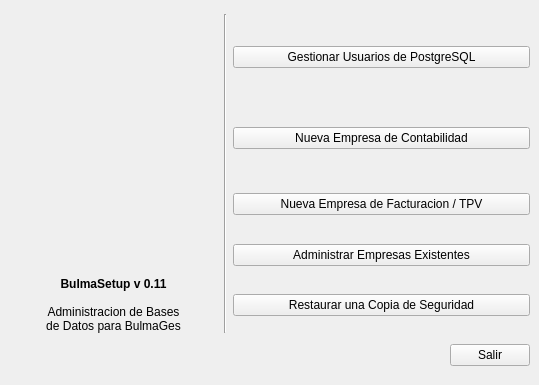
This is bulmages/bulmasetup/bulmasetupbase.ui in eboladev/Bulmages-1 as Qt 5 draws it before an edit. The edited form follows.
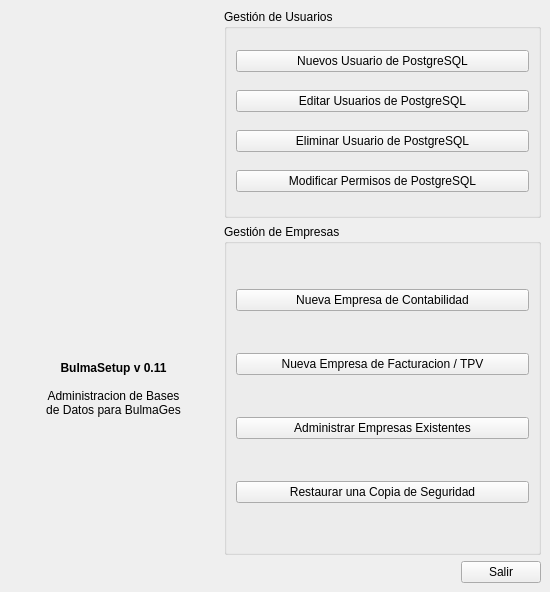
This is the edited form. Icons and pictures are not drawn.

Commit message: Reestructuro la ventana principal de bulmasetup, y corrijo un pequeño error de la parte de modificar permisos de usuario.

Diff of the .ui file:
```diff
--- a/bulmages/bulmasetup/bulmasetupbase.ui
+++ b/bulmages/bulmasetup/bulmasetupbase.ui
@@ -1,83 +1,189 @@
 <ui version="4.0" >
  <class>MainWindow</class>
- <widget class="QMainWindow" name="MainWindow" >
-  <property name="geometry" >
+ <widget class="QMainWindow" name="MainWindow">
+  <property name="geometry">
    <rect>
     <x>0</x>
     <y>0</y>
-    <width>539</width>
-    <height>385</height>
+    <width>550</width>
+    <height>592</height>
    </rect>
   </property>
-  <property name="sizePolicy" >
-   <sizepolicy vsizetype="Fixed" hsizetype="Fixed" >
-    <horstretch>0</horstretch>
-    <verstretch>0</verstretch>
-   </sizepolicy>
+  <property name="minimumSize">
+   <size>
+    <width>550</width>
+    <height>592</height>
+   </size>
   </property>
-  <property name="windowTitle" >
+  <property name="maximumSize">
+   <size>
+    <width>597</width>
+    <height>592</height>
+   </size>
+  </property>
+  <property name="windowTitle">
    <string>BulmaSetup</string>
   </property>
   <property name="windowIcon" >
    <iconset resource="resources.qrc" >
     <normaloff>:/images/iglues.org.svg</normaloff>:/images/iglues.org.svg</iconset>
   </property>
-  <widget class="QWidget" name="centralwidget" >
-   <layout class="QGridLayout" name="gridLayout" >
-    <item row="5" column="0" colspan="3" >
-     <layout class="QHBoxLayout" name="horizontalLayout" >
-      <item>
-       <spacer name="horizontalSpacer" >
-        <property name="orientation" >
-         <enum>Qt::Horizontal</enum>
-        </property>
-        <property name="sizeHint" stdset="0" >
+  <widget class="QWidget" name="centralwidget">
+   <layout class="QGridLayout" name="gridLayout_3">
+    <item row="0" column="0">
+     <widget class="QLabel" name="label">
+      <property name="minimumSize">
+       <size>
+        <width>209</width>
+        <height>209</height>
+       </size>
+      </property>
+      <property name="maximumSize">
          <size>
-          <width>388</width>
-          <height>20</height>
-         </size>
-        </property>
-       </spacer>
-      </item>
-      <item>
-       <widget class="QPushButton" name="mui_salir" >
-        <property name="text" >
-         <string>Salir</string>
-        </property>
-        <property name="icon" >
-         <iconset resource="resources.qrc" >
-          <normaloff>:/images/bulmasetup_exit.png</normaloff>:/images/bulmasetup_exit.png</iconset>
-        </property>
-       </widget>
-      </item>
-     </layout>
-    </item>
-    <item row="0" column="2" >
-     <widget class="QPushButton" name="mui_gestionusuarios" >
-      <property name="focusPolicy" >
+        <width>209</width>
+        <height>209</height>
+       </size>
+      </property>
+      <property name="text">
+       <string/>
+      </property>
+      <property name="pixmap">
+       <pixmap resource="resources.qrc">:/images/iglues.org.svg</pixmap>
+      </property>
+      <property name="scaledContents">
+       <bool>true</bool>
+      </property>
+      <property name="alignment">
+       <set>Qt::AlignCenter</set>
+      </property>
+     </widget>
+    </item>
+    <item row="0" column="1">
+     <widget class="QGroupBox" name="groupBox_3">
+      <property name="title">
+       <string>Gestión de Usuarios</string>
+      </property>
+      <layout class="QGridLayout" name="gridLayout_2">
+       <item row="0" column="0">
+        <widget class="QPushButton" name="nuevo_usuario">
+         <property name="focusPolicy">
+          <enum>Qt::NoFocus</enum>
+         </property>
+         <property name="layoutDirection">
+          <enum>Qt::LeftToRight</enum>
+         </property>
+         <property name="text">
+          <string>Nuevos Usuario de PostgreSQL</string>
+         </property>
+         <property name="icon">
+          <iconset resource="resources.qrc">
+           <normaloff>:/images/bulmasetup_nuevousuario.xpm</normaloff>:/images/bulmasetup_nuevousuario.xpm</iconset>
+         </property>
+         <property name="iconSize">
+          <size>
+           <width>32</width>
+           <height>32</height>
+          </size>
+         </property>
+        </widget>
+       </item>
+       <item row="1" column="0">
+        <widget class="QPushButton" name="editar_usuario">
+         <property name="focusPolicy">
+          <enum>Qt::NoFocus</enum>
+         </property>
+         <property name="layoutDirection">
+          <enum>Qt::LeftToRight</enum>
+         </property>
+         <property name="text">
+          <string>Editar Usuarios de PostgreSQL</string>
+         </property>
+         <property name="icon">
+          <iconset resource="resources.qrc">
+           <normaloff>:/images/bulmasetup_editarusuario.xpm</normaloff>:/images/bulmasetup_editarusuario.xpm</iconset>
+         </property>
+         <property name="iconSize">
+          <size>
+           <width>32</width>
+           <height>32</height>
+          </size>
+         </property>
+        </widget>
+       </item>
+       <item row="2" column="0">
+        <widget class="QPushButton" name="eliminar_usuario">
+         <property name="focusPolicy">
        <enum>Qt::NoFocus</enum>
       </property>
-      <property name="layoutDirection" >
+         <property name="layoutDirection">
        <enum>Qt::LeftToRight</enum>
       </property>
-      <property name="text" >
-       <string>Gestionar Usuarios de PostgreSQL</string>
-      </property>
-      <property name="icon" >
-       <iconset resource="resources.qrc" >
+         <property name="text">
+          <string>Eliminar Usuario de PostgreSQL</string>
+         </property>
+         <property name="icon">
+          <iconset resource="resources.qrc">
+           <normaloff>:/images/bulmasetup_eliminarusuario.xpm</normaloff>:/images/bulmasetup_eliminarusuario.xpm</iconset>
+         </property>
+         <property name="iconSize">
+          <size>
+           <width>32</width>
+           <height>32</height>
+          </size>
+         </property>
+        </widget>
+       </item>
+       <item row="3" column="0">
+        <widget class="QPushButton" name="permisos_usuario">
+         <property name="focusPolicy">
+          <enum>Qt::NoFocus</enum>
+         </property>
+         <property name="layoutDirection">
+          <enum>Qt::LeftToRight</enum>
+         </property>
+         <property name="text">
+          <string>Modificar Permisos de PostgreSQL</string>
+         </property>
+         <property name="icon">
+          <iconset resource="resources.qrc">
         <normaloff>:/images/bulmasetup_usuario.xpm</normaloff>:/images/bulmasetup_usuario.xpm</iconset>
       </property>
-      <property name="iconSize" >
+         <property name="iconSize">
        <size>
-        <width>48</width>
-        <height>48</height>
+           <width>32</width>
+           <height>32</height>
        </size>
       </property>
      </widget>
     </item>
-    <item row="1" column="2" >
-     <widget class="QPushButton" name="mui_crearbulmacont" >
-      <property name="focusPolicy" >
+      </layout>
+     </widget>
+    </item>
+    <item row="1" column="0">
+     <widget class="QLabel" name="label_2">
+      <property name="text">
+       <string>&lt;html&gt;&lt;head&gt;&lt;meta name=&quot;qrichtext&quot; content=&quot;1&quot; /&gt;&lt;style type=&quot;text/css&quot;&gt;
+p, li { white-space: pre-wrap; }
+&lt;/style&gt;&lt;/head&gt;&lt;body style=&quot; font-family:'Sans Serif'; font-size:9pt; font-weight:400; font-style:normal; text-decoration:none;&quot;&gt;
+&lt;p style=&quot; margin-top:0px; margin-bottom:0px; margin-left:0px; margin-right:0px; -qt-block-indent:0; text-indent:0px;&quot;&gt;&lt;span style=&quot; font-weight:600;&quot;&gt;BulmaSetup v 0.11&lt;/span&gt;&lt;/p&gt;
+&lt;p style=&quot;-qt-paragraph-type:empty; margin-top:0px; margin-bottom:0px; margin-left:0px; margin-right:0px; -qt-block-indent:0; text-indent:0px;&quot;&gt;&lt;/p&gt;
+&lt;p style=&quot; margin-top:0px; margin-bottom:0px; margin-left:0px; margin-right:0px; -qt-block-indent:0; text-indent:0px;&quot;&gt;Administracion de Bases&lt;/p&gt;
+&lt;p style=&quot; margin-top:0px; margin-bottom:0px; margin-left:0px; margin-right:0px; -qt-block-indent:0; text-indent:0px;&quot;&gt;de Datos para BulmaGes&lt;/p&gt;&lt;/body&gt;&lt;/html&gt;</string>
+      </property>
+      <property name="alignment">
+       <set>Qt::AlignCenter</set>
+      </property>
+     </widget>
+    </item>
+    <item row="1" column="1">
+     <widget class="QGroupBox" name="groupBox_2">
+      <property name="title">
+       <string>Gestión de Empresas</string>
+      </property>
+      <layout class="QGridLayout" name="gridLayout">
+       <item row="0" column="0">
+        <widget class="QPushButton" name="mui_crearbulmacont">
+         <property name="focusPolicy">
        <enum>Qt::NoFocus</enum>
       </property>
       <property name="layoutDirection" >
@@ -98,9 +204,9 @@
       </property>
      </widget>
     </item>
-    <item row="2" column="2" >
-     <widget class="QPushButton" name="mui_crearbulmafact" >
-      <property name="focusPolicy" >
+       <item row="1" column="0">
+        <widget class="QPushButton" name="mui_crearbulmafact">
+         <property name="focusPolicy">
        <enum>Qt::NoFocus</enum>
       </property>
       <property name="layoutDirection" >
@@ -121,32 +227,9 @@
       </property>
      </widget>
     </item>
-    <item row="4" column="0" >
-     <widget class="QLabel" name="label_2" >
-      <property name="text" >
-       <string>&lt;html>&lt;head>&lt;meta name="qrichtext" content="1" />&lt;style type="text/css">
-p, li { white-space: pre-wrap; }
-&lt;/style>&lt;/head>&lt;body style=" font-family:'Sans Serif'; font-size:9pt; font-weight:400; font-style:normal; text-decoration:none;">
-&lt;p style=" margin-top:0px; margin-bottom:0px; margin-left:0px; margin-right:0px; -qt-block-indent:0; text-indent:0px;">&lt;span style=" font-weight:600;">BulmaSetup v 0.11&lt;/span>&lt;/p>
-&lt;p style="-qt-paragraph-type:empty; margin-top:0px; margin-bottom:0px; margin-left:0px; margin-right:0px; -qt-block-indent:0; text-indent:0px;">&lt;/p>
-&lt;p style=" margin-top:0px; margin-bottom:0px; margin-left:0px; margin-right:0px; -qt-block-indent:0; text-indent:0px;">Administracion de Bases&lt;/p>
-&lt;p style=" margin-top:0px; margin-bottom:0px; margin-left:0px; margin-right:0px; -qt-block-indent:0; text-indent:0px;">de Datos para BulmaGes&lt;/p>&lt;/body>&lt;/html></string>
-      </property>
-      <property name="alignment" >
-       <set>Qt::AlignCenter</set>
-      </property>
-     </widget>
-    </item>
-    <item rowspan="5" row="0" column="1" >
-     <widget class="Line" name="line" >
-      <property name="orientation" >
-       <enum>Qt::Vertical</enum>
-      </property>
-     </widget>
-    </item>
-    <item row="3" column="2" >
-     <widget class="QPushButton" name="mui_adminempresas" >
-      <property name="focusPolicy" >
+       <item row="2" column="0">
+        <widget class="QPushButton" name="mui_adminempresas">
+         <property name="focusPolicy">
        <enum>Qt::NoFocus</enum>
       </property>
       <property name="layoutDirection" >
@@ -167,9 +250,9 @@
       </property>
      </widget>
     </item>
-    <item row="4" column="2" >
-     <widget class="QPushButton" name="mui_restbackup" >
-      <property name="focusPolicy" >
+       <item row="3" column="0">
+        <widget class="QPushButton" name="mui_restbackup">
+         <property name="focusPolicy">
        <enum>Qt::NoFocus</enum>
       </property>
       <property name="layoutDirection" >
@@ -190,43 +273,38 @@
       </property>
      </widget>
     </item>
-    <item rowspan="3" row="0" column="0" >
-     <widget class="QLabel" name="label" >
-      <property name="minimumSize" >
-       <size>
-        <width>209</width>
-        <height>209</height>
-       </size>
-      </property>
-      <property name="maximumSize" >
+      </layout>
+     </widget>
+    </item>
+    <item row="2" column="0" colspan="2">
+     <layout class="QHBoxLayout" name="horizontalLayout">
+      <item>
+       <spacer name="horizontalSpacer">
+        <property name="orientation">
+         <enum>Qt::Horizontal</enum>
+        </property>
+        <property name="sizeHint" stdset="0">
        <size>
-        <width>209</width>
-        <height>209</height>
-       </size>
-      </property>
-      <property name="text" >
-       <string/>
-      </property>
-      <property name="pixmap" >
-       <pixmap resource="resources.qrc" >:/images/iglues.org.svg</pixmap>
-      </property>
-      <property name="scaledContents" >
-       <bool>true</bool>
-      </property>
-      <property name="alignment" >
-       <set>Qt::AlignCenter</set>
-      </property>
+          <width>388</width>
+          <height>20</height>
+         </size>
+        </property>
+       </spacer>
+      </item>
+      <item>
+       <widget class="QPushButton" name="mui_salir">
+        <property name="text">
+         <string>Salir</string>
+        </property>
+        <property name="icon">
+         <iconset resource="resources.qrc">
+          <normaloff>:/images/bulmasetup_exit.png</normaloff>:/images/bulmasetup_exit.png</iconset>
+        </property>
      </widget>
     </item>
    </layout>
-   <zorder>mui_gestionusuarios</zorder>
-   <zorder>mui_crearbulmacont</zorder>
-   <zorder>mui_crearbulmafact</zorder>
-   <zorder>label_2</zorder>
-   <zorder>line</zorder>
-   <zorder>mui_adminempresas</zorder>
-   <zorder>mui_restbackup</zorder>
-   <zorder>label</zorder>
+    </item>
+   </layout>
   </widget>
  </widget>
  <resources>
```
Left out of the diff: 53 changed lines with no effect on the pictures. Lines whose indentation alone changed are shown as unchanged. The commit also changes 6 other files.
